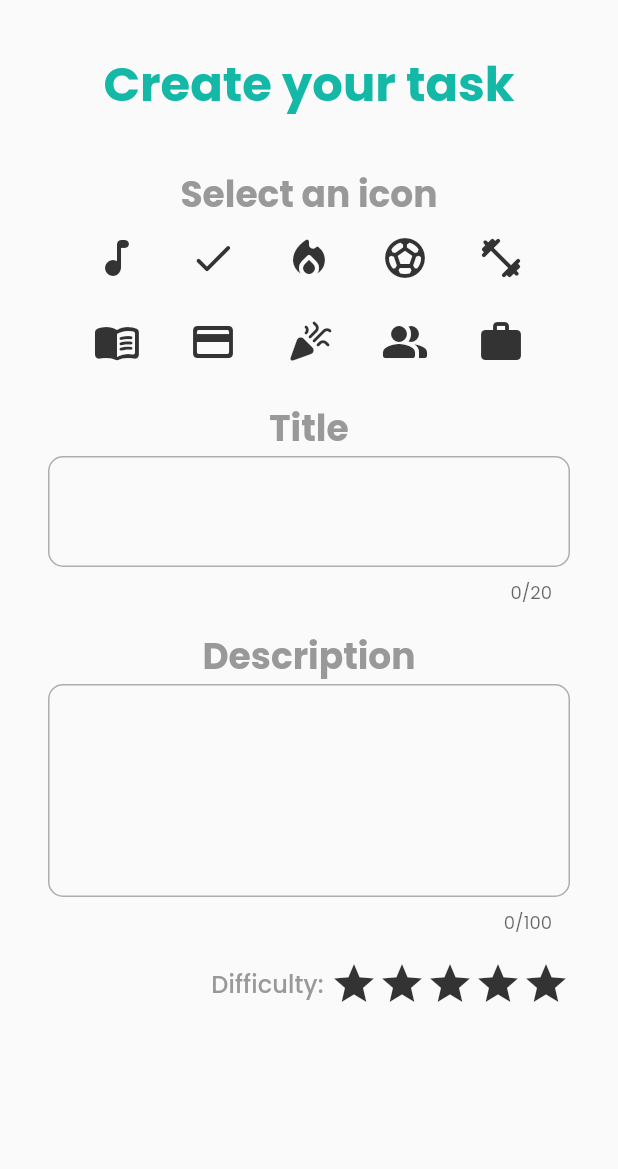
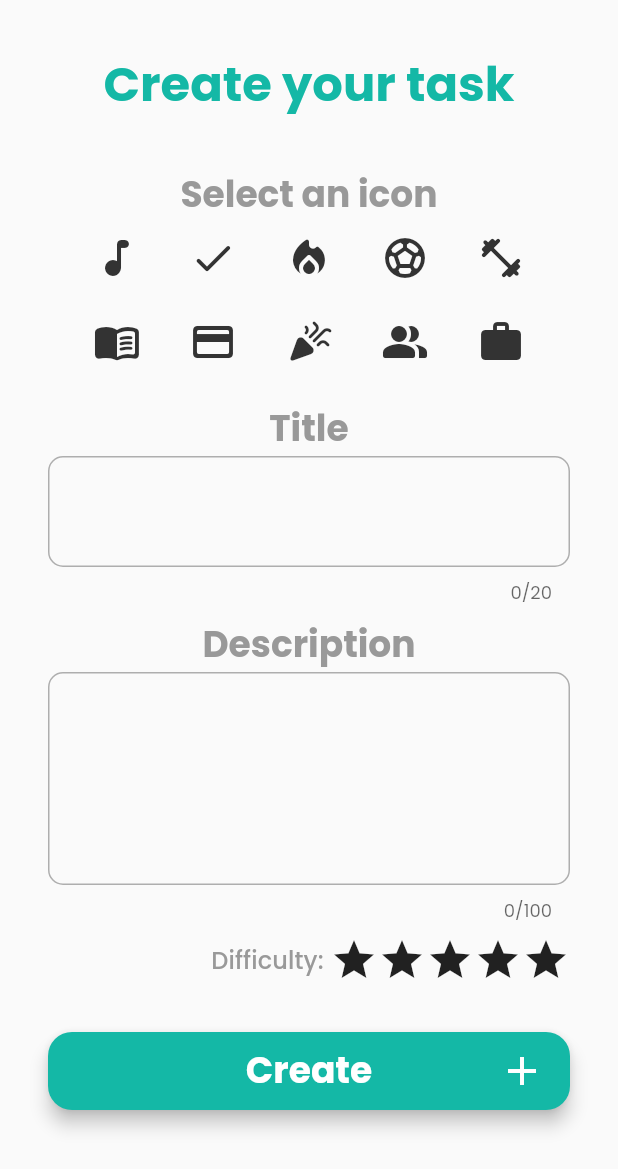
Before and after one commit to EnricoSantarelli/flutter-todo, a Flutter app: the TaskCreationSheetWidget widget shown alone on an empty page, opened directly, on a phone screen of 412 x 824 dp. Shown: the top 1169 px of the screen. Run offline on Flutter 3.47's test engine with Material 2 defaults, Android fonts, the phone set to English and light mode, and no system bars; our stand-ins replace flutter_mobx, google_fonts, mobx; generated files the repository leaves out were written again.

Commit message:
task creation sheet

```diff
--- a/lib/app/helpers/colors/app_colors.dart
+++ b/lib/app/helpers/colors/app_colors.dart
@@ -6,4 +6,9 @@ class AppColors {
   static Color black = const Color(0x00000000);
   static Color lightGray = const Color(0xFF999999);
   static Color darkGray = const Color(0xFF333333);
+  static Color green = Colors.lightGreenAccent;
+  static Color yellow = Colors.yellowAccent;
+  static Color orange = Colors.orangeAccent;
+  static Color red = Colors.redAccent;
+  static Color purple = Colors.purpleAccent;
 }
--- /dev/null
+++ b/lib/app/views/widgets/button_widget.dart
@@ -0,0 +1,33 @@
+import 'package:flutter/material.dart';
+
+class ButtonWidget extends StatelessWidget {
+  final String path;
+  final String title;
+  final IconData icon;
+  const ButtonWidget(
+      {super.key, required this.path, required this.title, required this.icon});
+
+  @override
+  Widget build(BuildContext context) {
+    return ElevatedButton(
+        onPressed: () => Navigator.pushNamed(context, path),
+        child: Padding(
+          padding: const EdgeInsets.symmetric(vertical: 8),
+          child: Stack(
+            alignment: Alignment.center,
+            children: [
+              Text(
+                title,
+                style: Theme.of(context).textTheme.titleMedium,
+              ),
+              Row(
+                mainAxisAlignment: MainAxisAlignment.end,
+                children: [
+                  Icon(icon, color: Theme.of(context).colorScheme.background),
+                ],
+              ),
+            ],
+          ),
+        ));
+  }
+}
--- a/lib/app/views/widgets/task_creation_sheet_widget.dart
+++ b/lib/app/views/widgets/task_creation_sheet_widget.dart
@@ -2,6 +2,7 @@ import 'package:flutter/material.dart';
 import 'package:flutter_mobx/flutter_mobx.dart';
 import 'package:provider/provider.dart';
 import 'package:todo_flutter/app/controllers/tasks_store.dart';
+import 'package:todo_flutter/app/views/widgets/button_widget.dart';
 
 class TaskCreationSheetWidget extends StatelessWidget {
   static const iconsList = [
@@ -93,7 +94,7 @@ class TaskCreationSheetWidget extends StatelessWidget {
                         color: Theme.of(context).colorScheme.onPrimary,
                       ))),
             ),
-            const SizedBox(height: 16),
+            const SizedBox(height: 8),
             Text(
               'Description',
               style: Theme.of(context)
@@ -118,24 +119,68 @@ class TaskCreationSheetWidget extends StatelessWidget {
                         color: Theme.of(context).colorScheme.onPrimary,
                       ))),
             ),
-            const SizedBox(height: 16),
-            Row(
+            const SizedBox(height: 8),
+            Observer(builder: (context) {
+              return Row(
                 mainAxisAlignment: MainAxisAlignment.end,
+                crossAxisAlignment: CrossAxisAlignment.center,
                 children: [
                   Text(
                     'Difficulty: ',
-                  style: Theme.of(context)
-                      .textTheme
-                      .titleSmall!
-                      .copyWith(color: Theme.of(context).colorScheme.onPrimary),
+                    style: Theme.of(context).textTheme.titleSmall!.copyWith(
+                        color: Theme.of(context).colorScheme.onPrimary),
                   ),
-                const Icon(Icons.star),
-                const Icon(Icons.star),
-                const Icon(Icons.star),
-                const Icon(Icons.star),
-                const Icon(Icons.star)
+                  IconButton(
+                    onPressed: () => store.setDifficulty(1),
+                    icon: Icon(
+                      Icons.star,
+                      color: store.starsColor[0],
+                    ),
+                    constraints: const BoxConstraints(),
+                    padding: EdgeInsets.zero,
+                  ),
+                  IconButton(
+                    onPressed: () => store.setDifficulty(2),
+                    icon: Icon(
+                      Icons.star,
+                      color: store.starsColor[1],
+                    ),
+                    constraints: const BoxConstraints(),
+                    padding: EdgeInsets.zero,
+                  ),
+                  IconButton(
+                    onPressed: () => store.setDifficulty(3),
+                    icon: Icon(
+                      Icons.star,
+                      color: store.starsColor[2],
+                    ),
+                    constraints: const BoxConstraints(),
+                    padding: EdgeInsets.zero,
+                  ),
+                  IconButton(
+                    onPressed: () => store.setDifficulty(4),
+                    icon: Icon(
+                      Icons.star,
+                      color: store.starsColor[3],
+                    ),
+                    constraints: const BoxConstraints(),
+                    padding: EdgeInsets.zero,
+                  ),
+                  IconButton(
+                    onPressed: () => store.setDifficulty(5),
+                    icon: Icon(
+                      Icons.star,
+                      color: store.starsColor[4],
+                    ),
+                    constraints: const BoxConstraints(),
+                    padding: EdgeInsets.zero,
+                  ),
                 ],
-            ),
+              );
+            }),
+            const SizedBox(height: 32),
+            const ButtonWidget(
+                path: '/dashboard', title: 'Create', icon: Icons.add)
           ],
         )),
       ),
```
Also changed, not shown: lib/app/controllers/tasks_store.dart (+26 -0 lines), lib/app/views/pages/home_page.dart (+5 -22 lines), lib/app/controllers/tasks_store.g.dart. Lines whose indentation alone changed are shown as unchanged.
